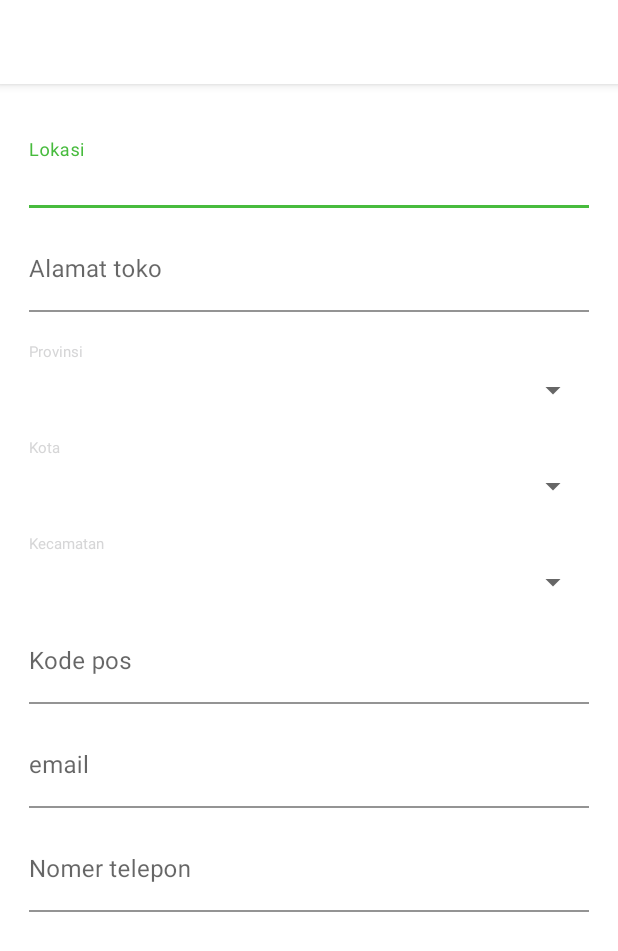
After one commit to IkhsanNur11102001/MarketPlaceAndroid, an Android app: the TambahAlamatTokoActivity screen opened directly, with no data from a screen before it, on a phone screen of 412 x 824 dp. The commit adds this screen. Shown: the top 951 px of the screen. Run offline under Robolectric (Android 15) with nearby library versions, the phone set to English and light mode, and no system bars; our stand-ins replace sdp/ssp sizes; libraries missing offline, so code that uses them is left out: com.inyongtisto.myhelper; 5 statements that could not run were skipped.

Commit message:
creat alamat

```diff
--- a/app/src/main/AndroidManifest.xml
+++ b/app/src/main/AndroidManifest.xml
@@ -40,6 +40,7 @@
         <activity android:name=".ui.toko.TokoSaya" />
         <activity android:name=".ui.BaruActivity" />
         <activity android:name=".ui.alamat.ListAlamatTokoActivity" />
+        <activity android:name=".ui.alamat.TambahAlamatTokoActivity" />
 
     </application>
 
--- /dev/null
+++ b/app/src/main/java/com/nur_ikhsan/marketplace/Util/AppExt.kt
@@ -0,0 +1,5 @@
+package com.nur_ikhsan.marketplace.Util
+
+fun String?.defaultError(): String {
+    return this ?: Constant.DEFALUT_ERROR
+}
--- a/app/src/main/java/com/nur_ikhsan/marketplace/Util/Constant.kt
+++ b/app/src/main/java/com/nur_ikhsan/marketplace/Util/Constant.kt
@@ -4,4 +4,6 @@ object Constant {
 
     const val BASE_URL = "http://192.168.100.30/market-place/public/"
     const val USER_URL = BASE_URL+ "storage/user/"
+
+    const val DEFALUT_ERROR = "Terjadi kesalahan"
 }
--- a/app/src/main/java/com/nur_ikhsan/marketplace/core/data/source/remote/RemoteDataSource.kt
+++ b/app/src/main/java/com/nur_ikhsan/marketplace/core/data/source/remote/RemoteDataSource.kt
@@ -1,6 +1,7 @@
 package com.nur_ikhsan.marketplace.core.data.source.remote
 
 import com.nur_ikhsan.marketplace.Util.getTokoId
+import com.nur_ikhsan.marketplace.core.data.source.model.AlamatToko
 import com.nur_ikhsan.marketplace.core.data.source.remote.network.ApiService
 import com.nur_ikhsan.marketplace.core.data.source.remote.request.CreatTokoRequest
 import com.nur_ikhsan.marketplace.core.data.source.remote.request.LoginRequest
@@ -24,5 +25,7 @@ class RemoteDataSource(private val api: ApiService) {
 
     suspend fun getAlamatToko() = api.getAlamatToko(getTokoId())
 
+    suspend fun creatAlamatToko(data: AlamatToko) = api.creatAlamatToko(data)
+
 
 }
--- a/app/src/main/java/com/nur_ikhsan/marketplace/core/data/source/remote/network/ApiService.kt
+++ b/app/src/main/java/com/nur_ikhsan/marketplace/core/data/source/remote/network/ApiService.kt
@@ -56,4 +56,9 @@ interface ApiService {
         @Path("id") idToko: Int? = null,
     ): Response<BaseListResponse<AlamatToko>>
 
+    @POST("alamat-toko")
+    suspend fun creatAlamatToko(
+        @Body data:AlamatToko
+    ): Response<BaseSingelResponse<AlamatToko>>
+
 }
--- a/app/src/main/java/com/nur_ikhsan/marketplace/ui/alamat/AlamatTokoViewModel.kt
+++ b/app/src/main/java/com/nur_ikhsan/marketplace/ui/alamat/AlamatTokoViewModel.kt
@@ -1,15 +1,16 @@
 package com.nur_ikhsan.marketplace.ui.alamat
 
+import androidx.lifecycle.LiveData
 import androidx.lifecycle.ViewModel
 import androidx.lifecycle.asLiveData
 
 import com.nur_ikhsan.marketplace.core.data.repository.AppRepository
-
+import com.nur_ikhsan.marketplace.core.data.source.model.AlamatToko
 
 
 class AlamatTokoViewModel(private val repo: AppRepository) :ViewModel() {
 
 fun get() = repo.getAlamatToko().asLiveData()
-
+fun create(data: AlamatToko) = repo.createAlamatToko(data).asLiveData()
 
 }
--- /dev/null
+++ b/app/src/main/res/layout/activity_tambah_alamat_toko.xml
@@ -0,0 +1,153 @@
+<?xml version="1.0" encoding="utf-8"?>
+<LinearLayout xmlns:android="http://schemas.android.com/apk/res/android"
+    android:layout_width="match_parent"
+    android:layout_height="match_parent"
+    android:orientation="vertical">
+
+    <include
+        android:id="@+id/ly_toolbar"
+        layout="@layout/layout_toolbar" />
+
+    <RelativeLayout
+        android:layout_width="match_parent"
+        android:layout_height="wrap_content"
+        android:paddingHorizontal="@dimen/_15sdp"
+        android:paddingVertical="@dimen/_10sdp">
+
+        <androidx.core.widget.NestedScrollView
+            android:layout_width="match_parent"
+            android:layout_height="match_parent">
+
+            <LinearLayout
+                android:layout_width="match_parent"
+                android:layout_height="wrap_content"
+                android:orientation="vertical">
+
+                <com.google.android.material.textfield.TextInputLayout
+                    android:layout_width="match_parent"
+                    android:layout_height="wrap_content">
+
+                    <com.google.android.material.textfield.TextInputEditText
+                        android:id="@+id/edt_label"
+                        android:layout_width="match_parent"
+                        android:layout_height="wrap_content"
+                        android:layout_marginTop="@dimen/_10sdp"
+                        android:background="@color/white"
+                        android:hint="Lokasi"
+                        android:paddingStart="0dp" />
+
+                </com.google.android.material.textfield.TextInputLayout>
+
+                <com.google.android.material.textfield.TextInputLayout
+                    android:layout_width="match_parent"
+                    android:layout_height="wrap_content">
+
+                    <com.google.android.material.textfield.TextInputEditText
+                        android:id="@+id/edt_alamat"
+                        android:layout_width="match_parent"
+                        android:layout_height="wrap_content"
+                        android:layout_marginTop="@dimen/_10sdp"
+                        android:background="@color/white"
+                        android:hint="Alamat toko"
+                        android:paddingStart="0dp" />
+
+                </com.google.android.material.textfield.TextInputLayout>
+
+                <TextView
+                    android:layout_width="wrap_content"
+                    android:layout_height="wrap_content"
+                    android:layout_marginTop="@dimen/_15sdp"
+                    android:text="Provinsi"
+                    android:textAppearance="@style/TypographyStyles.Text3"
+                    android:textColor="@color/grey6" />
+
+                <Spinner
+                    android:id="@+id/spn_provinsi"
+                    android:layout_width="match_parent"
+                    android:layout_height="wrap_content"
+                    android:layout_marginTop="@dimen/_5sdp" />
+
+                <TextView
+                    android:layout_width="wrap_content"
+                    android:layout_height="wrap_content"
+                    android:layout_marginTop="@dimen/_15sdp"
+                    android:text="Kota"
+                    android:textAppearance="@style/TypographyStyles.Text3"
+                    android:textColor="@color/grey6" />
+
+                <Spinner
+                    android:id="@+id/spn_kota"
+                    android:layout_width="match_parent"
+                    android:layout_height="wrap_content"
+                    android:layout_marginTop="@dimen/_5sdp" />
+
+                <TextView
+                    android:layout_width="wrap_content"
+                    android:layout_height="wrap_content"
+                    android:layout_marginTop="@dimen/_15sdp"
+                    android:text="Kecamatan"
+                    android:textAppearance="@style/TypographyStyles.Text3"
+                    android:textColor="@color/grey6" />
+
+                <Spinner
+                    android:id="@+id/spn_kecamatan"
+                    android:layout_width="match_parent"
+                    android:layout_height="wrap_content"
+                    android:layout_marginTop="@dimen/_5sdp" />
+
+                <com.google.android.material.textfield.TextInputLayout
+                    android:layout_width="match_parent"
+                    android:layout_height="wrap_content">
+
+                    <com.google.android.material.textfield.TextInputEditText
+                        android:id="@+id/edt_kodePos"
+                        android:layout_width="match_parent"
+                        android:layout_height="wrap_content"
+                        android:layout_marginTop="@dimen/_10sdp"
+                        android:background="@color/white"
+                        android:hint="Kode pos"
+                        android:inputType="number"
+                        android:paddingStart="0dp" />
+
+                </com.google.android.material.textfield.TextInputLayout>
+
+                <com.google.android.material.textfield.TextInputLayout
+                    android:layout_width="match_parent"
+                    android:layout_height="wrap_content">
+
+                    <com.google.android.material.textfield.TextInputEditText
+                        android:id="@+id/edt_email"
+                        android:layout_width="match_parent"
+                        android:layout_height="wrap_content"
+                        android:layout_marginTop="@dimen/_10sdp"
+                        android:background="@color/white"
+                        android:hint="@string/email"
+                        android:inputType="textEmailAddress"
+                        android:paddingStart="0dp" />
+
+                </com.google.android.material.textfield.TextInputLayout>
+
+                <com.google.android.material.textfield.TextInputLayout
+                    android:layout_width="match_parent"
+                    android:layout_height="wrap_content">
+
+                    <com.google.android.material.textfield.TextInputEditText
+                        android:id="@+id/edt_phone"
+                        android:layout_width="match_parent"
+                        android:layout_height="wrap_content"
+                        android:layout_marginTop="@dimen/_10sdp"
+                        android:background="@color/white"
+                        android:hint="Nomer telepon"
+                        android:inputType="textEmailAddress"
+                        android:paddingStart="0dp" />
+
+                </com.google.android.material.textfield.TextInputLayout>
+
+            </LinearLayout>
+
+        </androidx.core.widget.NestedScrollView>
+
+    </RelativeLayout>
+
+
+</LinearLayout>
```
Also changed, not shown: app/src/main/java/com/nur_ikhsan/marketplace/core/data/repository/AppRepository.kt (+18 -0 lines), app/src/main/java/com/nur_ikhsan/marketplace/ui/alamat/ListAlamatTokoActivity.kt (+13 -3 lines), app/src/main/java/com/nur_ikhsan/marketplace/ui/alamat/TambahAlamatTokoActivity.kt (added, +162 -0 lines).
